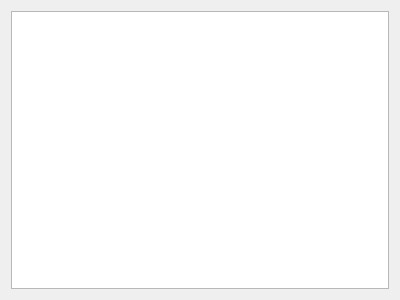
Qt form widget.ui (mikilanjlo/like) before a commit.
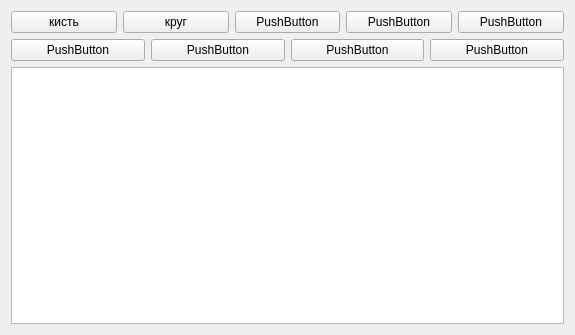
The same form after that commit.

Diff of the .ui file:
```diff
--- a/widget.ui
+++ b/widget.ui
@@ -6,8 +6,8 @@
    <rect>
     <x>0</x>
     <y>0</y>
-    <width>400</width>
-    <height>300</height>
+    <width>575</width>
+    <height>335</height>
    </rect>
   </property>
   <property name="windowTitle">
@@ -15,7 +15,86 @@
   </property>
   <layout class="QGridLayout" name="gridLayout">
    <item row="0" column="0">
-    <widget class="QGraphicsView" name="graphicsView"/>
+    <layout class="QVBoxLayout" name="verticalLayout_2">
+     <item>
+      <layout class="QVBoxLayout" name="verticalLayout">
+       <item>
+        <layout class="QHBoxLayout" name="horizontalLayout">
+         <item>
+          <widget class="QPushButton" name="kist">
+           <property name="text">
+            <string>кисть</string>
+           </property>
+          </widget>
+         </item>
+         <item>
+          <widget class="QPushButton" name="krug">
+           <property name="text">
+            <string>круг</string>
+           </property>
+          </widget>
+         </item>
+         <item>
+          <widget class="QPushButton" name="pushButton_4">
+           <property name="text">
+            <string>PushButton</string>
+           </property>
+          </widget>
+         </item>
+         <item>
+          <widget class="QPushButton" name="pushButton_2">
+           <property name="text">
+            <string>PushButton</string>
+           </property>
+          </widget>
+         </item>
+         <item>
+          <widget class="QPushButton" name="pushButton_5">
+           <property name="text">
+            <string>PushButton</string>
+           </property>
+          </widget>
+         </item>
+        </layout>
+       </item>
+       <item>
+        <layout class="QHBoxLayout" name="horizontalLayout_2">
+         <item>
+          <widget class="QPushButton" name="pushButton_7">
+           <property name="text">
+            <string>PushButton</string>
+           </property>
+          </widget>
+         </item>
+         <item>
+          <widget class="QPushButton" name="pushButton_6">
+           <property name="text">
+            <string>PushButton</string>
+           </property>
+          </widget>
+         </item>
+         <item>
+          <widget class="QPushButton" name="pushButton_8">
+           <property name="text">
+            <string>PushButton</string>
+           </property>
+          </widget>
+         </item>
+         <item>
+          <widget class="QPushButton" name="pushButton_9">
+           <property name="text">
+            <string>PushButton</string>
+           </property>
+          </widget>
+         </item>
+        </layout>
+       </item>
+      </layout>
+     </item>
+     <item>
+      <widget class="QGraphicsView" name="graphicsView"/>
+     </item>
+    </layout>
    </item>
   </layout>
  </widget>
```
